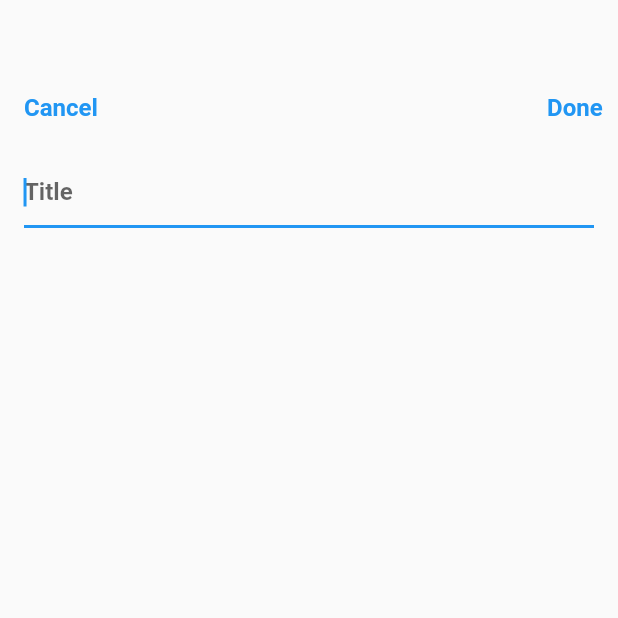
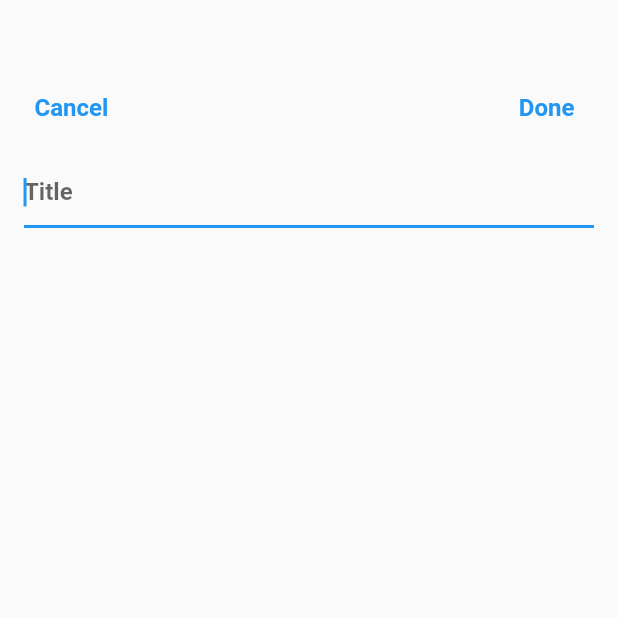
Before and after one commit to dc143cDev/angels-share, a Flutter app: the AddTastingNoteView screen opened by its route, on a phone screen of 412 x 824 dp, the top half of it. Run offline on Flutter 3.47's test engine with Material 2 defaults, Android fonts, the phone set to English and light mode, and no system bars; our stand-ins replace flutter_speed_dial, get, google_fonts.

Commit message:
text field

```diff
--- a/lib/app/controllers/fab_controller.dart
+++ b/lib/app/controllers/fab_controller.dart
@@ -6,7 +6,7 @@ class FabController extends GetxController
     with GetSingleTickerProviderStateMixin {
   //애니메이션 컨트롤러 init.
   late AnimationController animationController =
-      AnimationController(vsync: this, duration: Duration(seconds: 1));
+      AnimationController(vsync: this, duration: Duration(milliseconds: 500));
 
   //speed dial 버튼 클릭시 감지 노티파이어.
   //애니메이션과 무관. 다이알 올라오는 기능 감지용.
--- a/lib/app/modules/add_tasting_note/views/add_tasting_note_view.dart
+++ b/lib/app/modules/add_tasting_note/views/add_tasting_note_view.dart
@@ -1,3 +1,4 @@
+import 'package:angels_share/palette.dart';
 import 'package:flutter/material.dart';
 
 import 'package:get/get.dart';
@@ -20,7 +21,9 @@ class AddTastingNoteView extends GetView<AddTastingNoteController> {
             ),
             Row(
               children: [
-                TextButton(
+                Expanded(
+                  flex: 2,
+                  child: TextButton(
                     onPressed: () {
                       Get.back();
                     },
@@ -32,16 +35,21 @@ class AddTastingNoteView extends GetView<AddTastingNoteController> {
                       ),
                     ),
                   ),
-                SizedBox(
-                  width: 278,
                 ),
-                TextButton(
+                Expanded(
+                  flex: 6,
+                  child: SizedBox(),
+                ),
+                Expanded(
+                  flex: 2,
+                  child: TextButton(
                     onPressed: () {},
                     child: Text(
                       'Done',
                       style: TextStyle(
                         fontSize: 16,
                         fontWeight: FontWeight.w700,
+                      ),
                     ),
                   ),
                 )
@@ -52,10 +60,7 @@ class AddTastingNoteView extends GetView<AddTastingNoteController> {
               child: TextFormField(
                 decoration: InputDecoration(
                   hintText: 'Title',
-                  hintStyle: TextStyle(
-                    fontSize: 16,
-                    fontWeight: FontWeight.w700,
-                  ),
+                  hintStyle: MainTextStyle.textStyle,
                 ),
                 autofocus: true,
               ),
--- a/lib/app/modules/home/views/home_view.dart
+++ b/lib/app/modules/home/views/home_view.dart
@@ -13,12 +13,13 @@ class HomeView extends GetView<HomeController> {
   Widget build(BuildContext context) {
     Get.put(HomeController());
 
+    //파이어
     return Scaffold(
       floatingActionButton: HomeFAB(),
       appBar: AppBar(
         title: Text(
           'Notender',
-          style: TextStyle(fontWeight: FontWeight.w700, fontSize: 24),
+          style: TextStyle(fontWeight: FontWeight.w700, fontSize: 20),
         ),
         centerTitle: false,
         elevation: 0,
--- a/lib/palette.dart
+++ b/lib/palette.dart
@@ -11,3 +11,10 @@ const textBlack = Color(0xffffffff);
 //포인트 컬러
 const cascadeHopGreen = Color(0xffc0ff02);
 const sherryRed = Color(0xffdc143c);
+
+class MainTextStyle {
+  static const TextStyle textStyle = TextStyle(
+    fontSize: 16,
+    fontWeight: FontWeight.w700,
+  );
+}
--- a/pubspec.yaml
+++ b/pubspec.yaml
@@ -13,6 +13,7 @@ dependencies:
   onboarding: ^3.1.0
   google_fonts: ^4.0.3
   flutter_speed_dial: ^6.2.0
+  icloud_storage: ^2.2.0
 
 dev_dependencies:
   flutter_lints: ^2.0.0
@@ -21,3 +22,7 @@ dev_dependencies:
 
 flutter:
   uses-material-design: true
+  fonts:
+    - family: Custom
+      fonts:
+        - asset: fonts/Custom.ttf
```
Also changed, not shown: lib/app/modules/home/views/home_fab.dart (+9 -6 lines), lib/custom_icons.dart (added, +40 -0 lines), fonts/Custom.ttf (added). Lines whose indentation alone changed are shown as unchanged.
